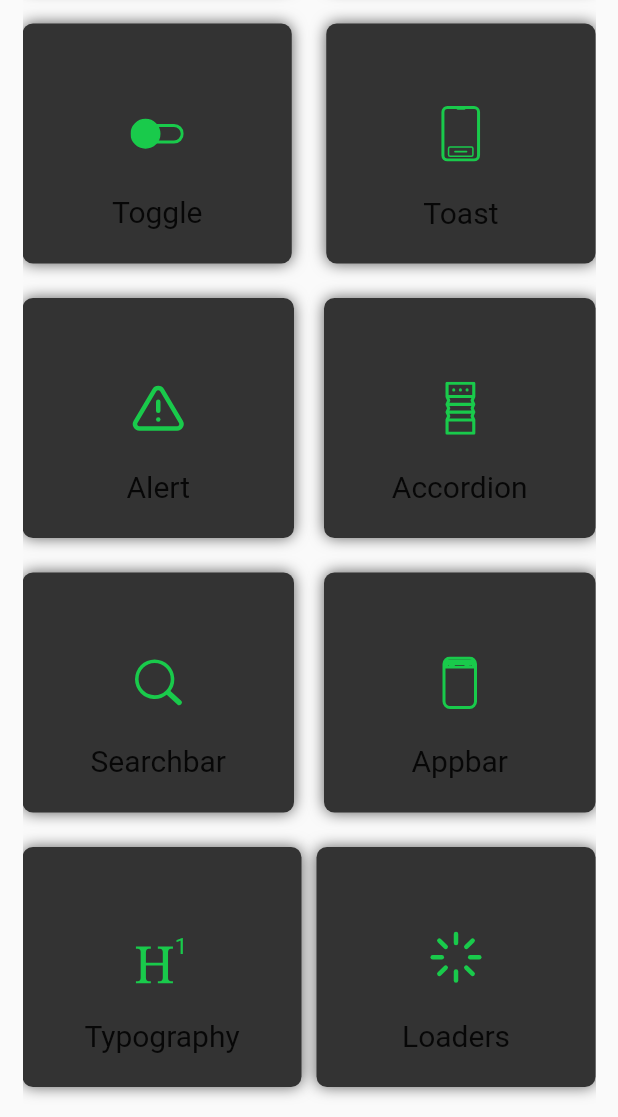
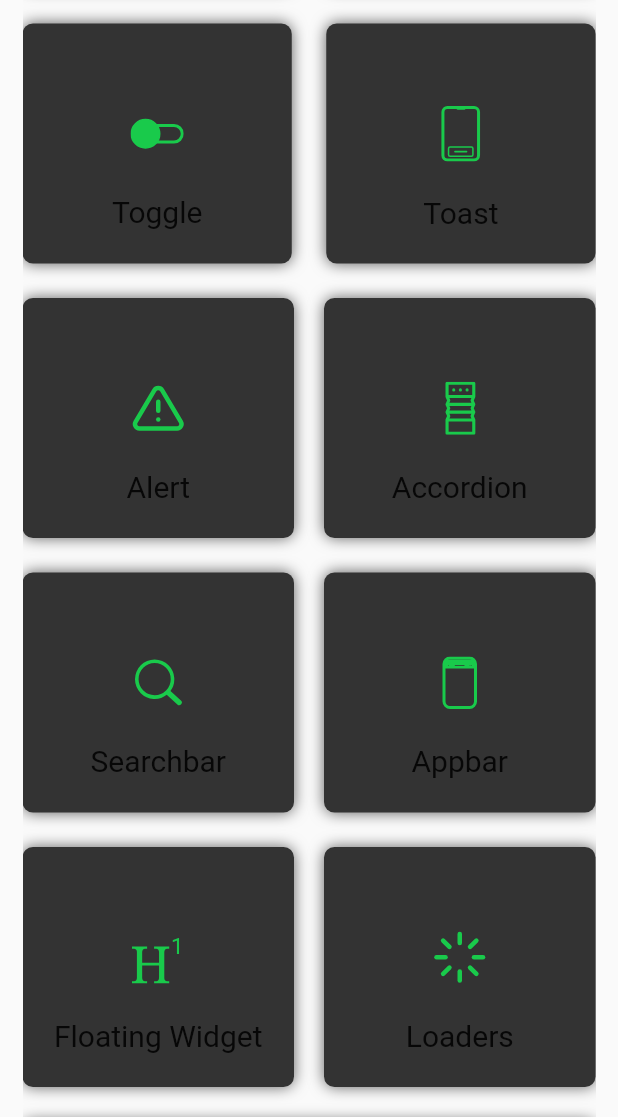
Before and after one commit to ionicfirebaseapp/getwidget-app-kit, a Flutter app: the screen it shows after launch, scrolled down 726 dp, on a phone screen of 412 x 824 dp, the part 119-1236 px from its top. Run offline on Flutter 3.47's test engine with Material 2 defaults, Android fonts, the phone set to English and light mode, and no system bars; our stand-ins replace flutter_svg, getflutter, webview_flutter; statements that could not run were skipped.

Commit message:
floating-widget is in progress

```diff
--- a/lib/screens/home.dart
+++ b/lib/screens/home.dart
@@ -11,6 +11,7 @@ import 'button/button_types.dart';
 import 'cards/cards.dart';
 import 'carousel/carousel.dart';
 import 'drawer/drawer.dart';
+import 'floating_widget/floating_widget.dart';
 import 'images/images.dart';
 import 'loader/loaders.dart';
 import 'searchbar/seachbar.dart';
@@ -19,6 +20,7 @@ import 'tiles/tiles_page.dart';
 import 'toast/toasts.dart';
 import 'toggle/toggles.dart';
 import 'typography/typography.dart';
+
 
 class HomePage extends StatefulWidget {
   @override
@@ -1132,7 +1134,7 @@ class _HomePageState extends State<HomePage> {
                         context,
                         MaterialPageRoute(
                             builder: (BuildContext context) =>
-                                TypographyPage()),
+                               FloatingWidget()),
                       );
                     },
                     child: Container(
@@ -1159,7 +1161,7 @@ class _HomePageState extends State<HomePage> {
 //                            Image.asset('lib/assets/icons/menu.png'),
                           SvgPicture.asset('lib/assets/icons/typography.svg'),
                           Text(
-                            'Typography',
+                            'Floating Widget',
                             style: TextStyle(
                                 fontSize: 20,
                                 color: GFColors.getGFColor(
@@ -1172,7 +1174,7 @@ class _HomePageState extends State<HomePage> {
                   ),
                 ),
                 const SizedBox(
-                  width: 10,
+                  width: 20,
                 ),
                 Expanded(
                   child: GestureDetector(
@@ -1221,9 +1223,62 @@ class _HomePageState extends State<HomePage> {
                 ),
               ],
             ),
+            Row(
+              mainAxisAlignment: MainAxisAlignment.center,
+              children: <Widget>[
+                Expanded(
+                  child: GestureDetector(
+                    onTap: () {
+                      Navigator.push(
+                        context,
+                        MaterialPageRoute(
+                            builder: (BuildContext context) =>
+                                TypographyPage()),
+                      );
+                    },
+                    child: Container(
+                      margin: const EdgeInsets.only(top: 23),
+                      decoration: BoxDecoration(
+//                     color:GFColors.getGFColor( GFColor.dark,),
+                          color: const Color(0xFF333333),
+                          borderRadius:
+                          const BorderRadius.all(Radius.circular(7)),
+                          boxShadow: [
+                            BoxShadow(
+                                color: Colors.black.withOpacity(0.61),
+                                blurRadius: 8,
+                                spreadRadius: 0),
+                          ]),
+                      height: 160,
+                      width: MediaQuery.of(context).size.width,
+                      child: Column(
+                        mainAxisAlignment: MainAxisAlignment.spaceEvenly,
+                        children: <Widget>[
+                          const SizedBox(
+                            height: 10,
+                          ),
+//                            Image.asset('lib/assets/icons/menu.png'),
+                          SvgPicture.asset('lib/assets/icons/typography.svg'),
+                          Text(
+                            'Typography',
+                            style: TextStyle(
+                                fontSize: 20,
+                                color: GFColors.getGFColor(
+                                  GFColor.white,
+                                )),
+                          )
+                        ],
+                      ),
+                    ),
+                  ),
+                ),
+
+              ],
+            ),
             const SizedBox(
               height: 20,
-            ),
+            )
+
           ],
         ),
       ));
```
Also changed, not shown: lib/screens/floating_widget/floating_widget.dart (added, +68 -0 lines).
